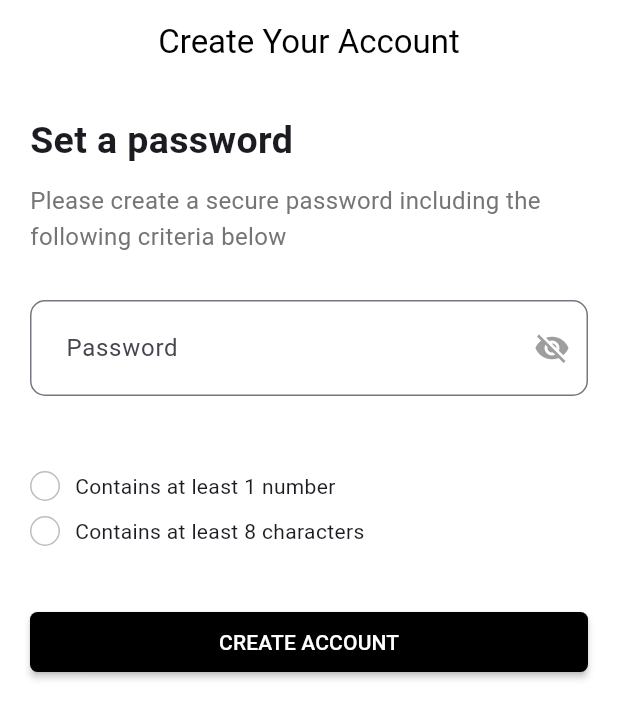
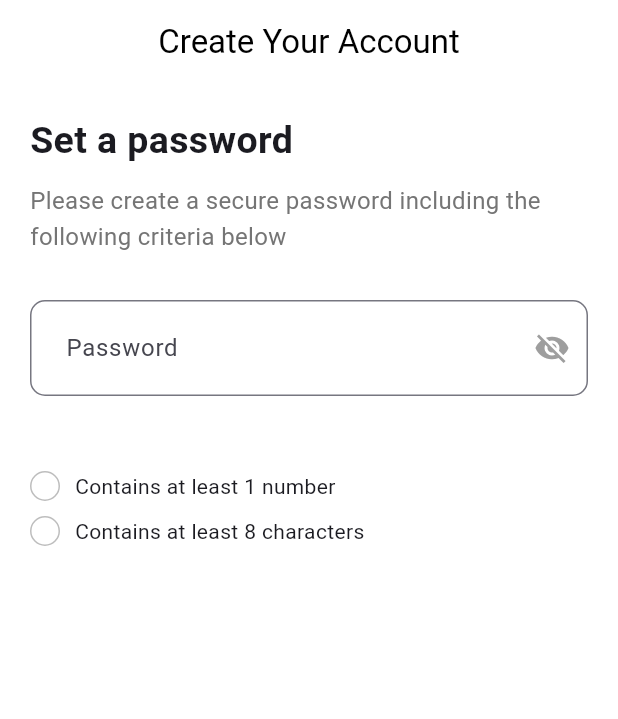
Before and after one commit to ADITHS7/flutter-login, a Flutter app: the screen it shows after launch, on a phone screen of 412 x 824 dp. Shown: the top 719 px of the screen. Run offline on Flutter 3.47's test engine with Material 3 defaults, Android fonts, the phone set to English and light mode, and no system bars; our stand-ins replace fl_chart.

Commit message:
fiinal commit

```diff
--- a/lib/main.dart
+++ b/lib/main.dart
@@ -71,13 +71,16 @@ class _MyAppState extends State<MyApp> {
                   decoration: InputDecoration(
                     suffixIcon: IconButton(
                       icon: _isVisible
-                            ? Icon(
+                          ? const Icon(
                               Icons.visibility,
-                                color: Colors.black,
+                              color: Colors.grey,
                             )
                           : Icon(
                               Icons.visibility_off,
-                                color: Colors.grey,
+                              color: _isPasswordEightCharacters &&
+                                      _hasPasswordOneNumber
+                                  ? Colors.green
+                                  : Colors.grey,
                             ),
                       onPressed: () {
                         setState(() {
@@ -87,20 +90,27 @@ class _MyAppState extends State<MyApp> {
                     ),
                     border: OutlineInputBorder(
                       borderRadius: BorderRadius.circular(10),
-                          borderSide: BorderSide(color: Colors.black)),
+                      borderSide: const BorderSide(color: Colors.black),
+                    ),
                     focusedBorder: OutlineInputBorder(
-                          borderRadius: BorderRadius.circular(10)),
+                      borderRadius: BorderRadius.circular(10),
+                      borderSide: BorderSide(
+                        color:
+                            _isPasswordEightCharacters && _hasPasswordOneNumber
+                                ? Colors.green
+                                : Colors.black,
+                      ),
+                    ),
                     hintText: "Password",
-                      contentPadding:
-                          EdgeInsets.symmetric(horizontal: 20, vertical: 20)),
+                    contentPadding: const EdgeInsets.symmetric(
+                        horizontal: 20, vertical: 20),
                   ),
-                SizedBox(
-                  height: 50,
                 ),
+                const SizedBox(height: 50),
                 Row(
                   children: [
                     AnimatedContainer(
-                      duration: Duration(microseconds: 500),
+                      duration: const Duration(microseconds: 500),
                       height: 20,
                       width: 20,
                       decoration: BoxDecoration(
@@ -113,7 +123,7 @@ class _MyAppState extends State<MyApp> {
                                 )
                               : Border.all(color: Colors.grey.shade400),
                           borderRadius: BorderRadius.circular(50)),
-                      child: Center(
+                      child: const Center(
                         child: Icon(
                           Icons.check,
                           color: Colors.white,
@@ -121,13 +131,13 @@ class _MyAppState extends State<MyApp> {
                         ),
                       ),
                     ),
-                    SizedBox(
+                    const SizedBox(
                       width: 10,
                     ),
-                    Text("Contains at least 1 number ")
+                    const Text("Contains at least 1 number ")
                   ],
                 ),
-                SizedBox(
+                const SizedBox(
                   height: 10,
                 ),
                 Row(
@@ -146,7 +156,7 @@ class _MyAppState extends State<MyApp> {
                                 )
                               : Border.all(color: Colors.grey.shade400),
                           borderRadius: BorderRadius.circular(50)),
-                      child: Center(
+                      child: const Center(
                         child: Icon(
                           Icons.check,
                           color: Colors.white,
@@ -163,7 +173,8 @@ class _MyAppState extends State<MyApp> {
                 SizedBox(
                   height: 40,
                 ),
-                MaterialButton(
+                _isPasswordEightCharacters && _hasPasswordOneNumber
+                    ? MaterialButton(
                         height: 40,
                         minWidth: double.infinity,
                         onPressed: () {},
@@ -172,9 +183,11 @@ class _MyAppState extends State<MyApp> {
                             borderRadius: BorderRadius.circular(5)),
                         child: Text(
                           "CREATE ACCOUNT",
-                    style: TextStyle(color: Colors.white),
+                          style: TextStyle(
+                              color: Colors.white, fontWeight: FontWeight.w900),
                         ),
                       )
+                    : SizedBox()
               ],
             ),
           ),
--- /dev/null
+++ b/lib/onBoarding.dart
@@ -0,0 +1,10 @@
+import 'package:flutter/material.dart';
+
+class OnBoarding extends StatelessWidget {
+  const OnBoarding({super.key});
+
+  @override
+  Widget build(BuildContext context) {
+    return const Placeholder();
+  }
+}
```
Lines whose indentation alone changed are shown as unchanged.
